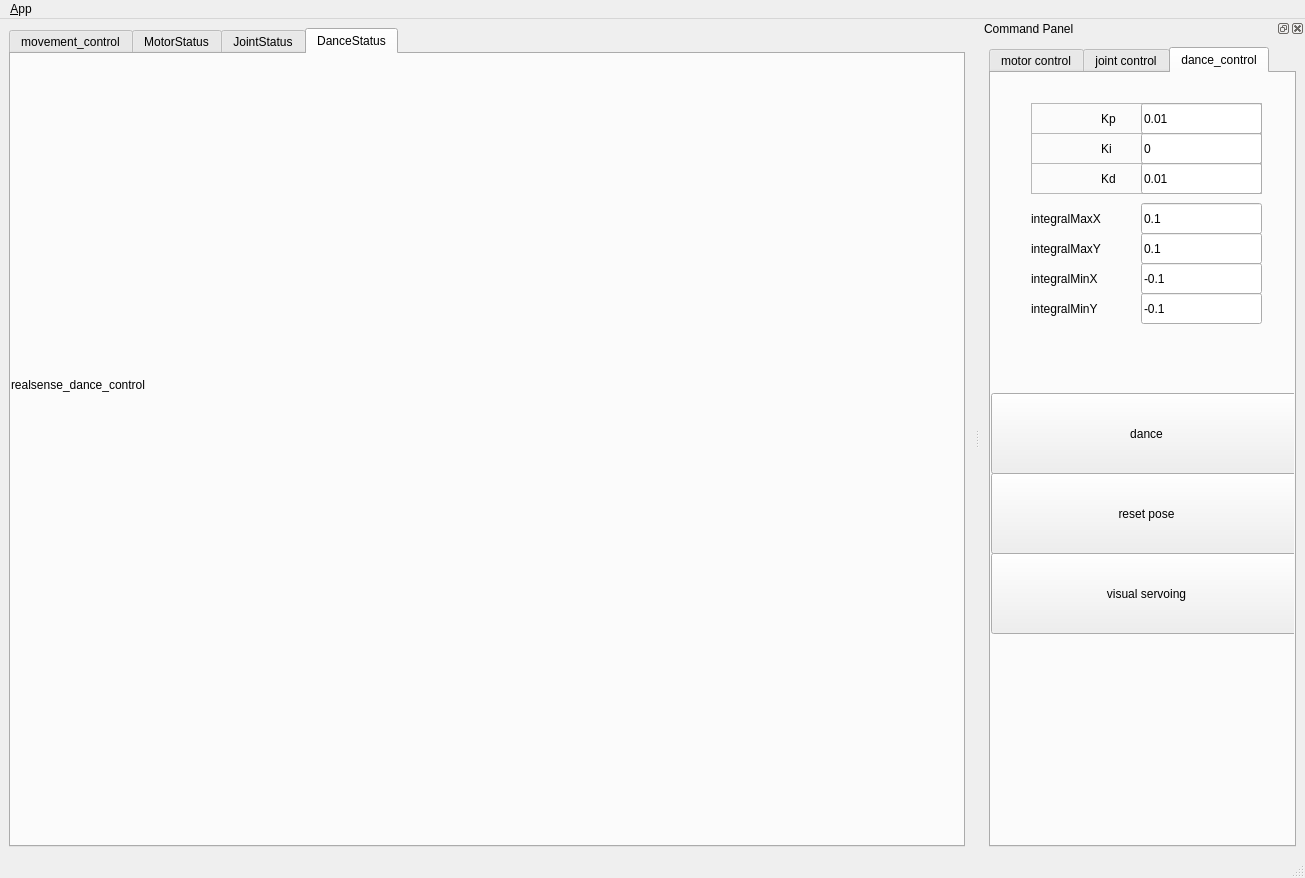
Old version of the form ui/main_window.ui in the repository Roboy/roboy_interface.
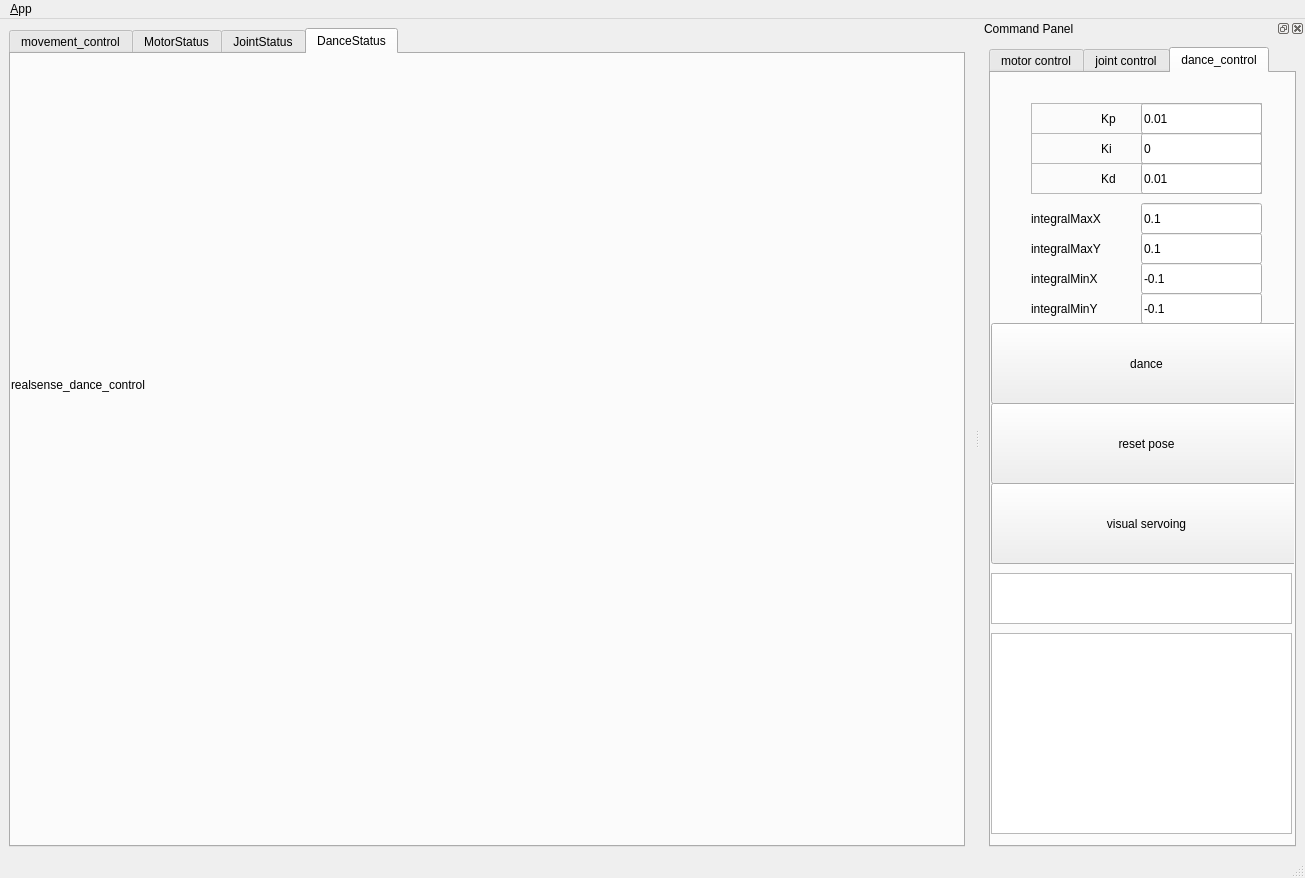
New version of the form. Icons and pictures are not drawn. Custom widgets are drawn as their Qt base class.

Diff of the .ui file:
```diff
--- a/ui/main_window.ui
+++ b/ui/main_window.ui
@@ -3010,7 +3010,7 @@
          <property name="geometry">
           <rect>
            <x>0</x>
-           <y>320</y>
+           <y>250</y>
            <width>311</width>
            <height>81</height>
           </rect>
@@ -3158,7 +3158,7 @@
          <property name="geometry">
           <rect>
            <x>0</x>
-           <y>400</y>
+           <y>330</y>
            <width>311</width>
            <height>81</height>
           </rect>
@@ -3180,7 +3180,7 @@
          <property name="geometry">
           <rect>
            <x>0</x>
-           <y>480</y>
+           <y>410</y>
            <width>311</width>
            <height>81</height>
           </rect>
@@ -3302,6 +3302,26 @@
           <string>integralMinY</string>
          </property>
         </widget>
+        <widget class="QTextBrowser" name="dance_console">
+         <property name="geometry">
+          <rect>
+           <x>0</x>
+           <y>560</y>
+           <width>301</width>
+           <height>201</height>
+          </rect>
+         </property>
+        </widget>
+        <widget class="QTextBrowser" name="target_position">
+         <property name="geometry">
+          <rect>
+           <x>0</x>
+           <y>500</y>
+           <width>301</width>
+           <height>51</height>
+          </rect>
+         </property>
+        </widget>
        </widget>
       </widget>
      </item>
```
Left out of the diff: 10 changed lines with no effect on the pictures.
